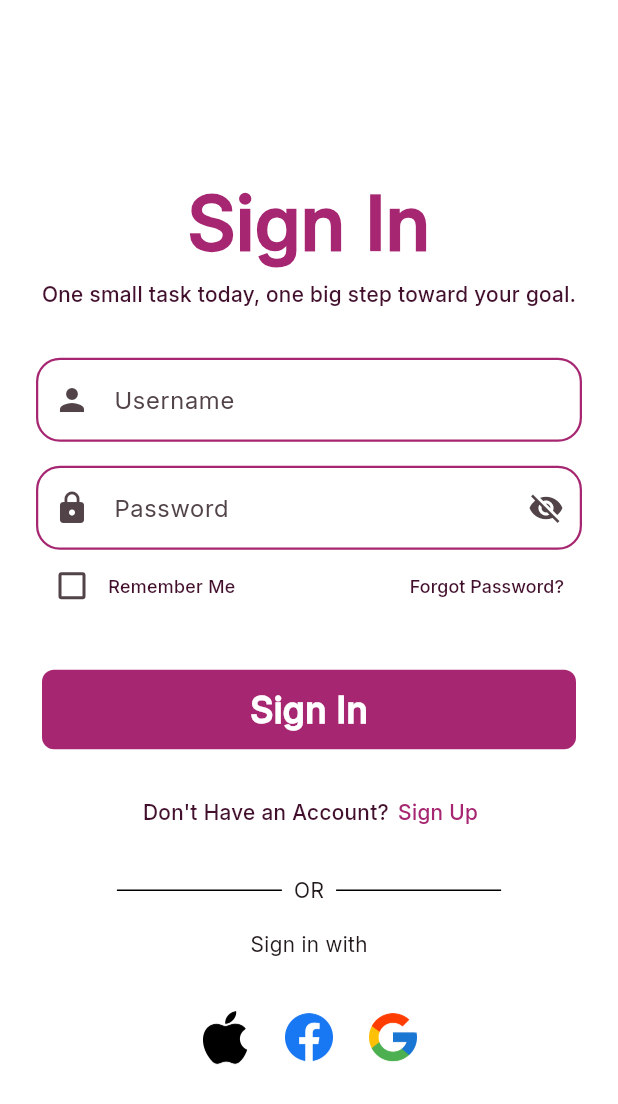
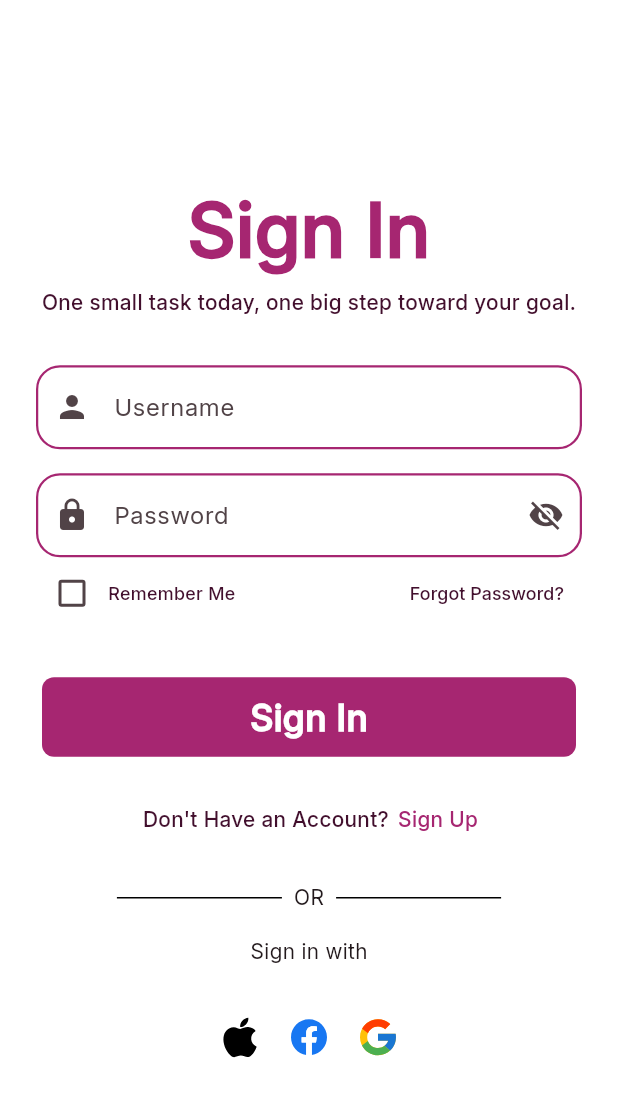
Before and after one commit to mmm-chd/ulangan1_11pplg2, a Flutter app: the screen it shows after launch, on a phone screen of 412 x 824 dp. Shown: the top 1104 px of the screen. Run offline on Flutter 3.47's test engine with Material 3 defaults, Android fonts, the phone set to English and light mode, and no system bars; our stand-ins replace easy_date_timeline, flutter_svg, get, lottie.

Commit message:
fix [SM] login page

```diff
--- a/lib/pages/login_page.dart
+++ b/lib/pages/login_page.dart
@@ -1,4 +1,5 @@
 import 'package:flutter/material.dart';
+import 'package:flutter_svg/flutter_svg.dart';
 import 'package:get/get.dart';
 import 'package:ulangan1_11pplg2/components/color/custom_color.dart';
 import 'package:ulangan1_11pplg2/components/widget/background_component.dart';
@@ -176,16 +177,16 @@ class LoginPage extends StatelessWidget {
                   Row(
                     mainAxisAlignment: MainAxisAlignment.center,
                     children: [
-                      SocialbuttonComponent(
-                        asset: "assets/images/social_images/apple-icon.png",
+                      SvgPicture.asset(
+                        "assets/images/social_images/apple_icon.svg",
                       ),
                       const SpacingComponent(width: 16),
-                      SocialbuttonComponent(
-                        asset: "assets/images/social_images/facebook-icon.png",
+                      SvgPicture.asset(
+                        "assets/images/social_images/facebook_icon.svg",
                       ),
                       const SpacingComponent(width: 16),
-                      SocialbuttonComponent(
-                        asset: "assets/images/social_images/google-icon.png",
+                      SvgPicture.asset(
+                        "assets/images/social_images/google_icon.svg",
                       ),
                     ],
                   ),
```
Also changed, not shown: pubspec.yaml (+0 -23 lines), assets/images/social_images/apple-icon.png (deleted), assets/images/social_images/apple_icon.svg (added), assets/images/social_images/facebook-icon.png (deleted), assets/images/social_images/facebook_icon.svg (added), assets/images/social_images/google-icon.png (deleted), assets/images/social_images/google_icon.svg (added).
